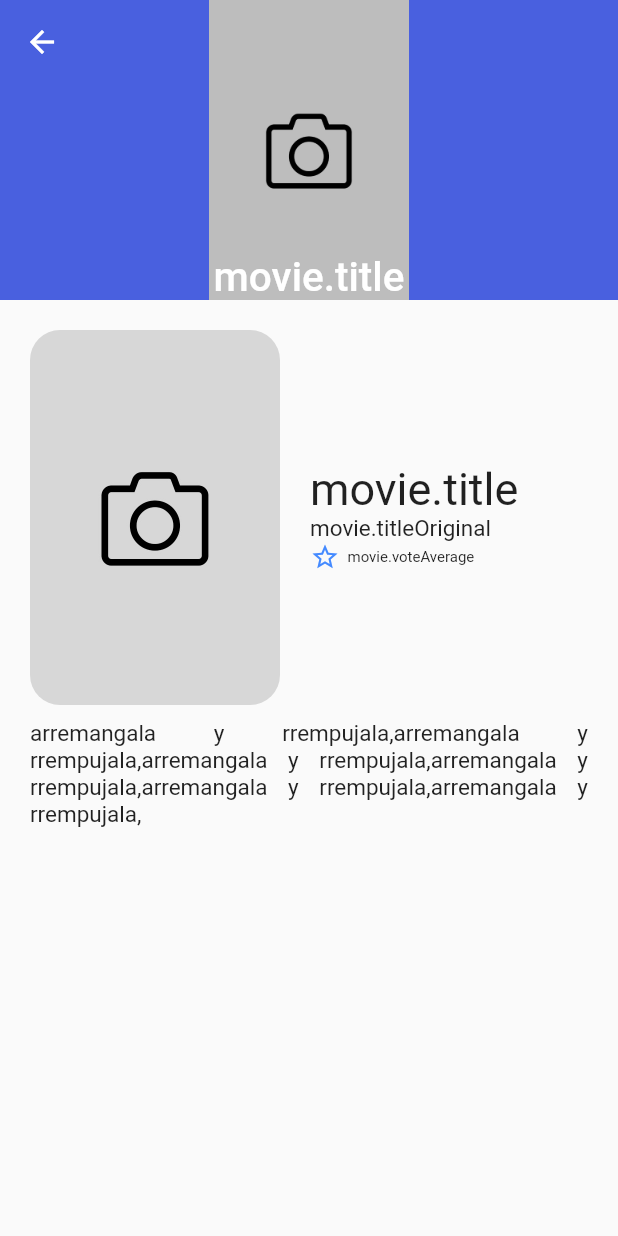
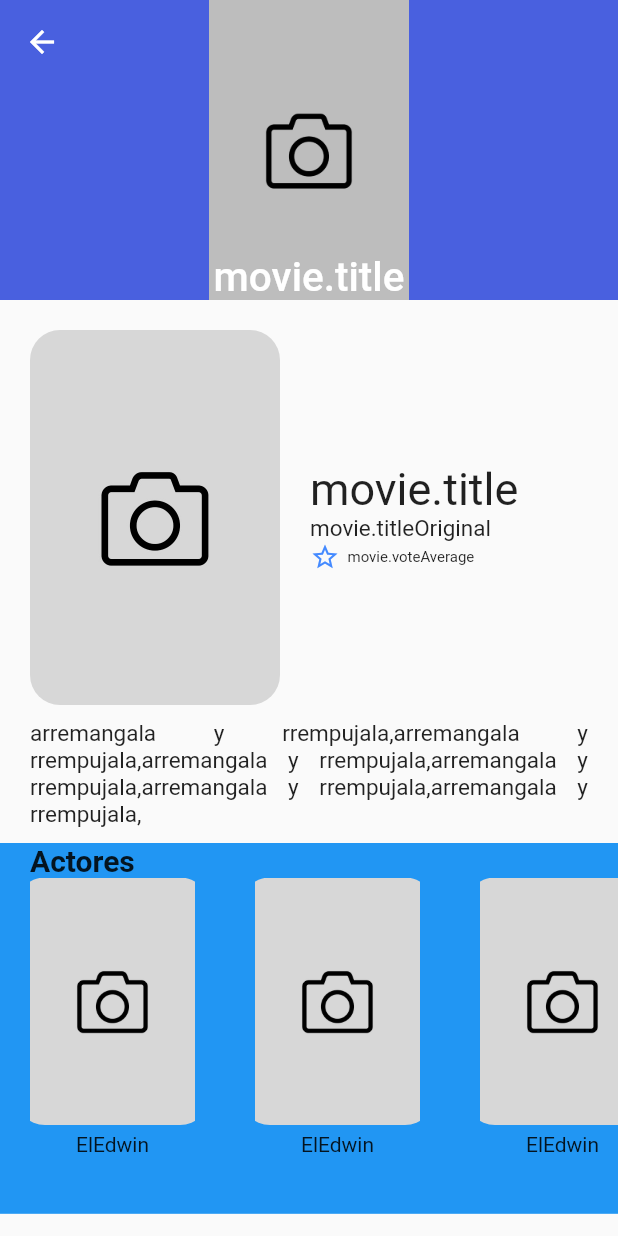
Before and after one commit to ElEdwinJSH/peliculas_20233, a Flutter app: the DetailsScreen screen opened by its route, on a phone screen of 412 x 824 dp. Run offline on Flutter 3.47's test engine with Material 2 defaults, Android fonts, the phone set to English and light mode, and no system bars; our stand-ins replace card_swiper.

Commit message:
actor slider, antes de usar Provider

```diff
--- a/lib/screens/details_screen.dart
+++ b/lib/screens/details_screen.dart
@@ -1,4 +1,5 @@
 import 'package:flutter/material.dart';
+import 'package:peliculas_20233/widgets/actor_slider.dart';
 
 class DetailsScreen extends StatelessWidget {
   const DetailsScreen({super.key});
@@ -13,10 +14,8 @@ class DetailsScreen extends StatelessWidget {
       slivers: [
         _CustomAppbar(),
         SliverList(
-            delegate: SliverChildListDelegate.fixed([
-          _PosterAndTitle(),
-          _Overview(),
-        ])),
+            delegate: SliverChildListDelegate.fixed(
+                [_PosterAndTitle(), _Overview(), ActorSlider()])),
       ],
     ));
   }
--- /dev/null
+++ b/lib/widgets/actor_slider.dart
@@ -0,0 +1,68 @@
+import 'package:flutter/material.dart';
+
+class ActorSlider extends StatelessWidget {
+  const ActorSlider({super.key});
+
+  @override
+  Widget build(BuildContext context) {
+    final size = MediaQuery.of(context).size;
+
+    return Container(
+      width: double.infinity, //sacar ancho de pantalla
+      height: size.height * 0.30,
+      color: Colors.blue,
+      child: Column(crossAxisAlignment: CrossAxisAlignment.start, children: [
+        const Padding(
+          padding: EdgeInsets.symmetric(horizontal: 20),
+          child: Text(
+            'Actores',
+            style: TextStyle(
+              fontSize: 20,
+              fontWeight: FontWeight.bold,
+            ),
+          ), //espaciado a los lados de 20 pixeles
+        ),
+        Expanded(
+            child: ListView.builder(
+          scrollDirection: Axis.horizontal, //pobnemos list view en horizontal
+          itemCount: 20,
+          itemBuilder: (_, int index) => _ActorPoster(), //VER QUE HACE ESTO
+        )), //colunna tome el ancho del widget ques e pasará
+      ]),
+    );
+  }
+}
+
+class _ActorPoster extends StatelessWidget {
+  const _ActorPoster({super.key});
+
+  @override
+  Widget build(BuildContext context) {
+    return Container(
+      width: 130,
+      height: 210,
+      margin: const EdgeInsets.symmetric(horizontal: 10),
+      child: Column(children: [
+        GestureDetector(
+          onTap: () => Navigator.pushNamed(context, 'details', arguments: ''),
+          child: ClipRRect(
+            borderRadius: BorderRadius.circular(20),
+            child: const FadeInImage(
+              placeholder: AssetImage('assets/no-image.jpg'),
+              image: AssetImage('assets/no-image.jpg'),
+              width: 130,
+              height: 165,
+            ),
+          ),
+        ),
+        const SizedBox(height: 5),
+        const Text(
+          'ElEdwin',
+          maxLines: 3,
+          overflow: TextOverflow.ellipsis,
+          textAlign: TextAlign.center,
+        ),
+      ]),
+    );
+  }
+}
--- a/lib/widgets/card_swiper.dart
+++ b/lib/widgets/card_swiper.dart
@@ -18,7 +18,7 @@ class CardSwiper extends StatelessWidget {
         itemHeight: size.height * 0.4, //40 porciento del tamanio
         itemBuilder: (_, int index) {
           return GestureDetector(
-            onTap: () => Navigator.pushNamed(context, 'Details', arguments: ''),
+            onTap: () => Navigator.pushNamed(context, 'details', arguments: ''),
             child: ClipRRect(
               borderRadius: BorderRadius.circular(20),
               child: const FadeInImage(
--- a/lib/widgets/widgets.dart
+++ b/lib/widgets/widgets.dart
@@ -1,2 +1,3 @@
 export 'package:peliculas_20233/widgets/card_swiper.dart';
 export 'package:peliculas_20233/widgets/movie_slider.dart';
+export 'package:peliculas_20233/widgets/actor_slider.dart';
```
